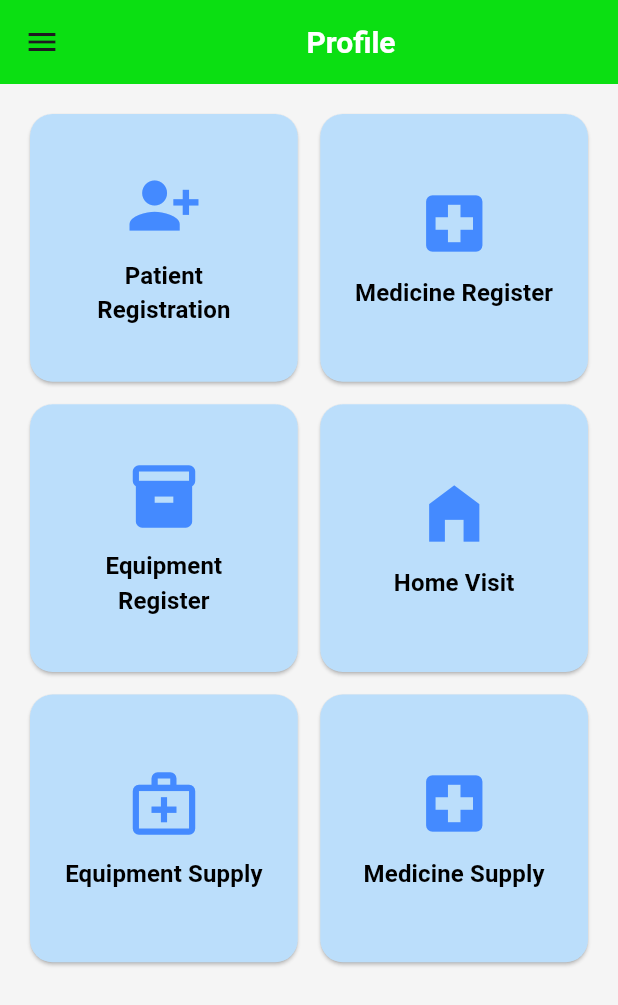
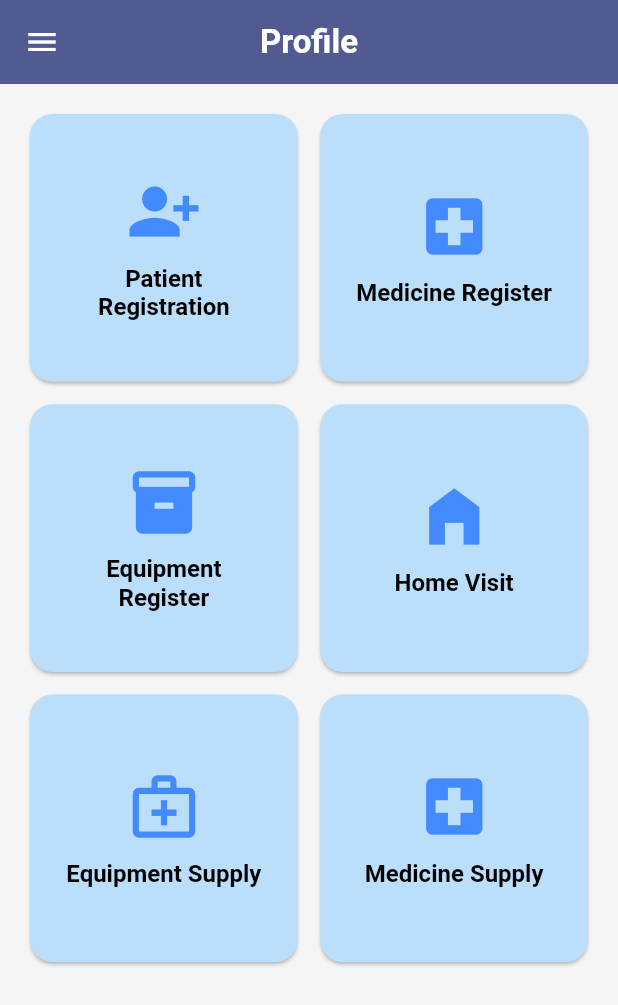
Before and after one commit to ARSHADAMEEN00/oruma-app, a Flutter app: the screen it shows after launch, after a tap on "Login", on a phone screen of 412 x 824 dp. Shown: the top 1005 px of the screen. Run offline on Flutter 3.47's test engine with Material 3 defaults, Android fonts, the phone set to English and light mode, and no system bars.

Commit message:
fix: first commit

```diff
--- a/lib/homscreen.dart
+++ b/lib/homscreen.dart
@@ -26,18 +26,13 @@
         ),
       backgroundColor: Colors.grey.shade100,
       appBar: AppBar(
-        title: Center(
-          child: Text(
-            "Profile",
-            style: TextStyle(
-              color: Colors.white,
-              fontSize: 20,
-              fontWeight: FontWeight.bold,
-            ),
-          ),
+        title: const Text(
+          "Profile",
+          style: TextStyle(fontWeight: FontWeight.bold),
         ),
-
-        backgroundColor: const Color.fromARGB(255, 11, 223, 18),
+        backgroundColor: Theme.of(context).colorScheme.primary,
+        foregroundColor: Theme.of(context).colorScheme.onPrimary,
+        elevation: 0,
       ),
       body: SingleChildScrollView(
         child: Padding(
--- a/lib/main.dart
+++ b/lib/main.dart
@@ -15,8 +15,37 @@
       debugShowCheckedModeBanner: false,
       title: 'Flutter Demo',
       theme: ThemeData(
-
-        colorScheme: ColorScheme.fromSeed(seedColor: Colors.deepPurple),
+        useMaterial3: true,
+        colorScheme: ColorScheme.fromSeed(
+          seedColor: Colors.indigo,
+          brightness: Brightness.light,
+        ),
+        scaffoldBackgroundColor: Colors.grey.shade50,
+        appBarTheme: const AppBarTheme(
+          elevation: 0,
+          centerTitle: true,
+          backgroundColor: Colors.transparent,
+          foregroundColor: Colors.black87,
+        ),
+        cardTheme: CardTheme(
+          color: Colors.white,
+          elevation: 1,
+          surfaceTintColor: Colors.white,
+          shape: RoundedRectangleBorder(borderRadius: BorderRadius.circular(12)),
+        ),
+        elevatedButtonTheme: ElevatedButtonThemeData(
+          style: ElevatedButton.styleFrom(
+            shape: RoundedRectangleBorder(borderRadius: BorderRadius.circular(12)),
+            padding: const EdgeInsets.symmetric(vertical: 16, horizontal: 18),
+            textStyle: const TextStyle(fontWeight: FontWeight.w700),
+          ),
+        ),
+        inputDecorationTheme: InputDecorationTheme(
+          border: OutlineInputBorder(borderRadius: BorderRadius.circular(12)),
+          filled: true,
+          fillColor: Colors.white,
+          contentPadding: const EdgeInsets.symmetric(vertical: 14, horizontal: 12),
+        ),
       ),
       home: Loginscreen(),
     );
```
